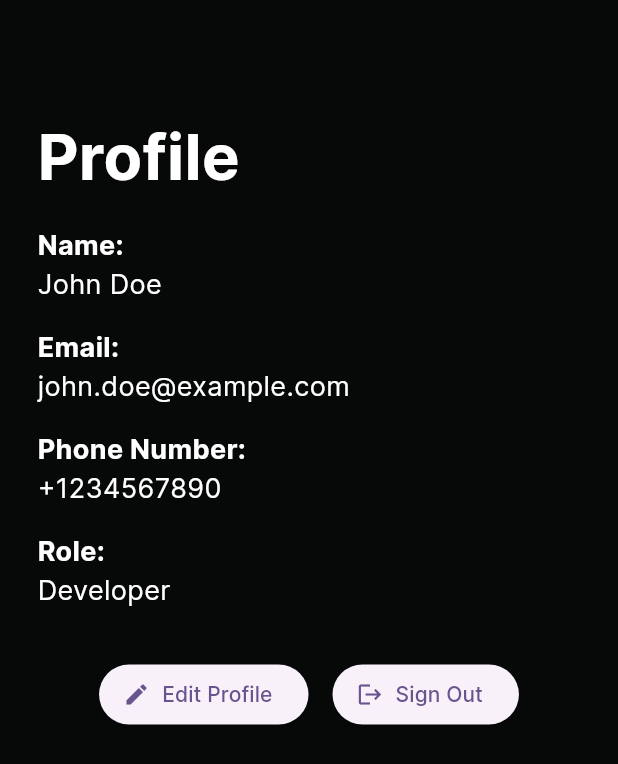
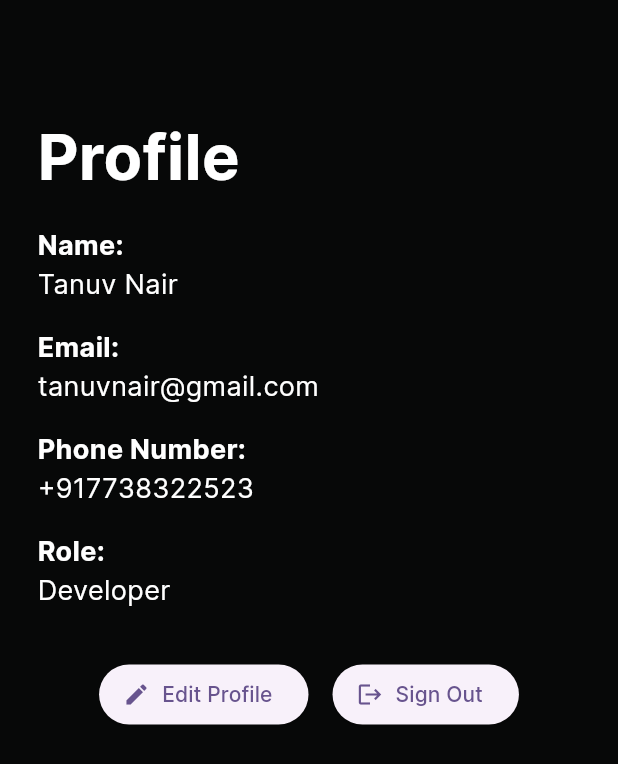
Before and after one commit to tanuvnair/flutter-heimdall, a Flutter app: the ProfilePage screen opened directly, on a phone screen of 412 x 824 dp. Shown: the top 764 px of the screen. Run offline on Flutter 3.47's test engine with Material 3 defaults, Android fonts, the light colour scheme and no system bars; our stand-ins replace firebase_core; accounts and stored records are empty.

Commit message:
Update Profile details

```diff
--- a/lib/dashboard_page.dart
+++ b/lib/dashboard_page.dart
@@ -56,7 +56,7 @@ class ProfilePage extends StatelessWidget {
               style: TextStyle(fontSize: 18, color: Colors.white, fontWeight: FontWeight.bold), // Set text color to white and make bold
             ),
             Text(
-              'John Doe',
+              'Tanuv Nair',
               style: TextStyle(fontSize: 18, color: Colors.white), // Set text color to white
             ),
             SizedBox(height: 16),
@@ -65,7 +65,7 @@ class ProfilePage extends StatelessWidget {
               style: TextStyle(fontSize: 18, color: Colors.white, fontWeight: FontWeight.bold), // Set text color to white and make bold
             ),
             Text(
-              'john.doe@example.com',
+              'tanuvnair@gmail.com',
               style: TextStyle(fontSize: 18, color: Colors.white), // Set text color to white
             ),
             SizedBox(height: 16),
@@ -74,7 +74,7 @@ class ProfilePage extends StatelessWidget {
               style: TextStyle(fontSize: 18, color: Colors.white, fontWeight: FontWeight.bold), // Set text color to white and make bold
             ),
             Text(
-              '+1234567890',
+              '+917738322523',
               style: TextStyle(fontSize: 18, color: Colors.white), // Set text color to white
             ),
             SizedBox(height: 16),
```
